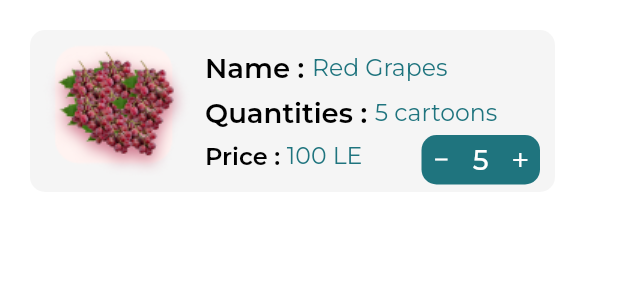
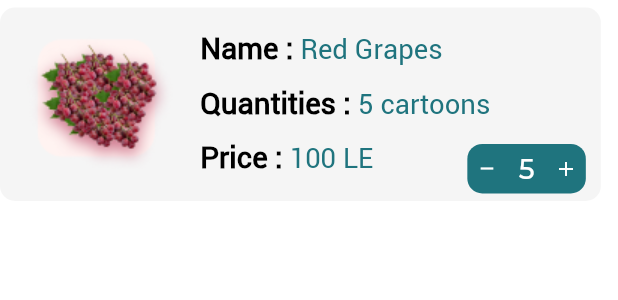
Before and after one commit to Atevaz/UAE, a Flutter app: the CartView widget shown alone on an empty page, opened directly, on a phone screen of 412 x 824 dp. Shown: the top 300 px of the screen. Run offline on Flutter 3.47's test engine with Material 2 defaults, Android fonts, the phone set to English and light mode, and no system bars; our stand-ins replace animated_splash_screen, awesome_dialog, bloc, carousel_slider, dio, easy_localization and 7 more; accounts and stored records are empty.

Commit message:
cart screen

```diff
--- a/lib/constants/assets_manager.dart
+++ b/lib/constants/assets_manager.dart
@@ -23,4 +23,5 @@ class AssetsManager {
   static const String splashLogo = "$imagePath/splashlogo.png";
   static const String shopDialogPic = "$imagePath/shopDialogPic.png";
   static const String grapes = "$imagePath/grapes.png";
+  static const String sidePic = "$imagePath/sidePic.png";
 }
--- a/lib/presentation/styles/colors.dart
+++ b/lib/presentation/styles/colors.dart
@@ -8,6 +8,6 @@ class AppColor {
   static const Color blueGrey = Color(0xFFA9C9CD);
   static const Color red = Color(0xFFFB0505);
   static const Color green = Color(0xFF3FA007);
-  static const Color containerBG = Color(0xFFD9D9D9);
+  static const Color containerBG = Color(0xFFE5E5E5);
   static const Color yellow = Color(0xFFFFC122);
 }
--- a/lib/presentation/view/cart_view.dart
+++ b/lib/presentation/view/cart_view.dart
@@ -8,16 +8,22 @@ import '../widget/medium_text.dart';
 import '../widget/regular_text.dart';
 
 class CartView extends StatelessWidget {
-  int? quantity = 5;
-  int? price = 100;
-  String productName = 'Red Grapes';
+  CartView(
+      {this.quantity = 5,
+      this.price = 100,
+      this.productName = 'Red Grapes',
+      this.imageName = AssetsManager.grape});
+  int? quantity;
+  int? price;
+  String productName;
+  String imageName;
   @override
   Widget build(BuildContext context) {
     return Padding(
-      padding: EdgeInsets.all(20),
+      padding: EdgeInsets.symmetric(vertical: 5),
       child: Container(
-        height: 108,
-        width: 350,
+        height: 108.h,
+        width: 350.w,
         decoration: BoxDecoration(
             color: Colors.grey.withOpacity(.1),
             borderRadius: BorderRadius.circular(10)),
@@ -30,7 +36,7 @@ class CartView extends StatelessWidget {
                 Expanded(
                   flex: 1,
                   child: Image(
-                    image: AssetImage(AssetsManager.grape),
+                    image: AssetImage(imageName),
                   ),
                 ),
 
@@ -47,12 +53,16 @@ class CartView extends StatelessWidget {
                             children: [
                               HeadLineText(
                                 text: 'Name : ',
-                                fontSize: 14.sp,
+                                fontSize: 15.sp,
+                                fontFamily: 'Roboto',
+                                fontWeight: FontWeight.w600,
                               ),
                               RegularText(
-                                fontSize: 12.sp,
                                 text: productName,
+                                fontSize: 14.sp,
                                 color: AppColor.teal,
+                                fontFamily: 'Roboto',
+                                fontWeight: FontWeight.w400,
                               )
                             ],
                           ),
@@ -62,12 +72,16 @@ class CartView extends StatelessWidget {
                             children: [
                               HeadLineText(
                                 text: 'Quantities : ',
-                                fontSize: 14.sp,
+                                fontSize: 15.sp,
+                                fontFamily: 'Roboto',
+                                fontWeight: FontWeight.w600,
                               ),
                               RegularText(
-                                fontSize: 12.sp,
                                 text: '$quantity cartoons',
+                                fontSize: 14.sp,
                                 color: AppColor.teal,
+                                fontFamily: 'Roboto',
+                                fontWeight: FontWeight.w400,
                               )
                             ],
                           ),
@@ -77,12 +91,16 @@ class CartView extends StatelessWidget {
                             children: [
                               HeadLineText(
                                 text: 'Price : ',
-                                fontSize: 14,
+                                fontSize: 15.sp,
+                                fontFamily: 'Roboto',
+                                fontWeight: FontWeight.w600,
                               ),
                               RegularText(
-                                fontSize: 12.sp,
                                 text: '$price LE',
+                                fontSize: 14.sp,
                                 color: AppColor.teal,
+                                fontFamily: 'Roboto',
+                                fontWeight: FontWeight.w400,
                               ),
                             ],
                           ),
--- a/lib/presentation/widget/custom_app_bar.dart
+++ b/lib/presentation/widget/custom_app_bar.dart
@@ -1,7 +1,5 @@
 import 'package:flutter/material.dart';
-
 import '../styles/colors.dart';
-import 'medium_text.dart';
 
 PreferredSizeWidget? CustomAppBar({
   IconData? leadingIcon,
--- a/pubspec.yaml
+++ b/pubspec.yaml
@@ -19,7 +19,7 @@ version: 1.0.0+1
 
 environment:
 
-  sdk: "2.17.0 <3.0.0"
+  sdk: "2.17.1 <3.0.0"
 
 
 # Dependencies specify other packages that your package needs in order to work.
```
Also changed, not shown: lib/component.dart (+1 -25 lines), lib/data/models/cart_model.dart (added, +13 -0 lines), lib/presentation/screens/cart_screen.dart (added, +150 -0 lines), lib/presentation/widget/add_another_location.dart (added, +38 -0 lines), lib/presentation/widget/checkout_cart_component.dart (added, +60 -0 lines), lib/presentation/widget/default_button.dart (+11 -9 lines), lib/presentation/widget/promo_code.dart (added, +49 -0 lines), assets/images/sidePic.png (added), pubspec.lock.
